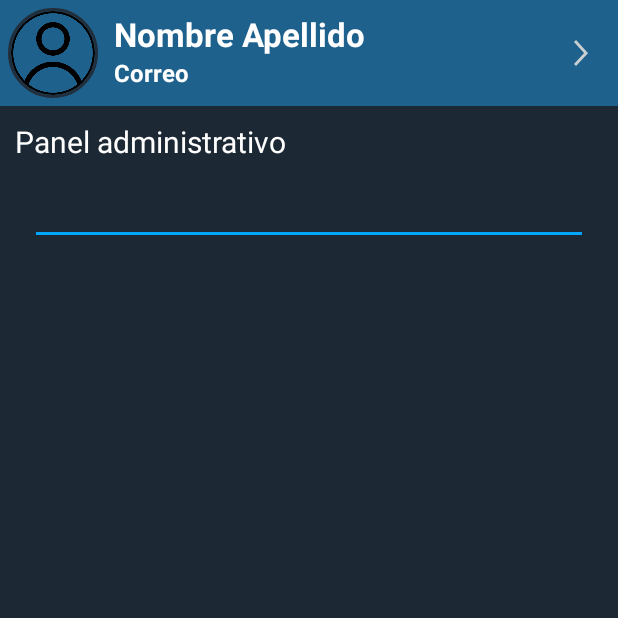
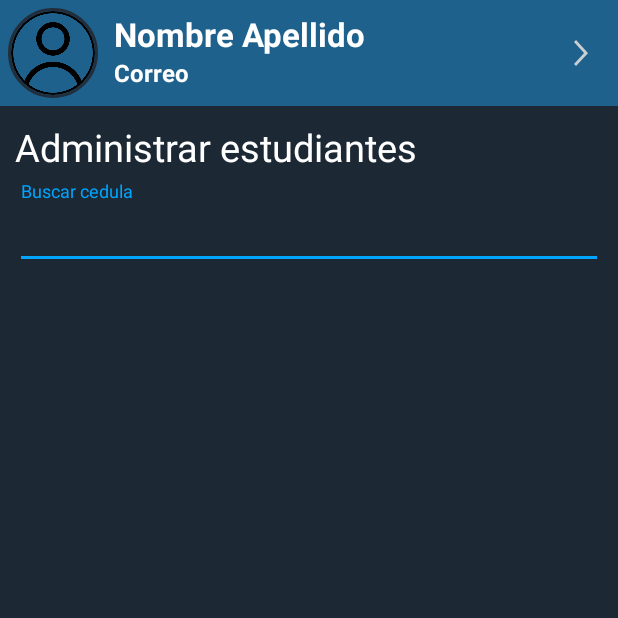
Before and after one commit to ericMaxon/HCP_PF, an Android app: the AdminActivity screen opened directly, with no data from a screen before it, on a phone screen of 412 x 824 dp, the top half of it. Run offline under Robolectric (Android 15) with nearby library versions, the phone set to English and light mode, and no system bars; our stand-ins replace CircleImageView; 3 statements that could not run were skipped.

Commit message:
Avances en adminActivity y añadida condicional para longitud de contraseña en LoginActivity

```diff
--- a/app/src/main/java/com/example/pf_hpa4/LoginActivity.java
+++ b/app/src/main/java/com/example/pf_hpa4/LoginActivity.java
@@ -143,6 +143,7 @@ public class LoginActivity extends AppCompatActivity {
             Toast.makeText(this, "Debe llenar todos los campos", Toast.LENGTH_LONG).show();
         } else {
             if (_pass.equals(_pass2)) {
+                if (_pass.length() > 5 ){
                     RegisterPayload registerPayload = new RegisterPayload(
                             _nombre,
                             _apellido,
@@ -176,6 +177,10 @@ public class LoginActivity extends AppCompatActivity {
                                 }
                             });
                 } else {
+                    Toast.makeText(this, "Las contraseña debe tener 6 o mas caracteres", Toast.LENGTH_LONG).show();
+                }
+
+            } else {
                 Toast.makeText(this, "Las contraseñas no coinciden", Toast.LENGTH_LONG).show();
             }
         }
--- a/app/src/main/res/layout/activity_admin.xml
+++ b/app/src/main/res/layout/activity_admin.xml
@@ -21,25 +21,36 @@
             android:id="@+id/txt_admin_titulo"
             android:layout_width="match_parent"
             android:layout_height="wrap_content"
+            android:layout_marginHorizontal="10dp"
+            android:layout_marginTop="10dp"
+            android:layout_marginBottom="10dp"
+            android:text="Administrar estudiantes"
             android:textColor="@color/whiteTextColor"
-            android:textSize="20dp"
-            android:layout_marginVertical="10dp"
+            android:textSize="25dp"></TextView>
+
+
+        <com.google.android.material.textfield.TextInputLayout
+            android:id="@+id/txt_admin_tag"
+            style="@style/parent"
             android:layout_marginHorizontal="10dp"
-            android:text="Panel administrativo"></TextView>
-
-        <EditText
-            android:id="@+id/edt_admin_filtro"
-            android:layout_width="match_parent"
-            android:layout_height="wrap_content"
-            android:layout_marginHorizontal="20dp"
-            android:layout_below="@+id/txt_admin_titulo"></EditText>
+            android:layout_marginTop="50dp">
+            <EditText
+                android:id="@+id/edt_admin_filtro"
+                style="@style/modifiedEditText"
+                android:inputType="text"
+                android:maxLines="1"
+                android:textSize="20dp"
+                android:hint="Buscar cedula"/>
+        </com.google.android.material.textfield.TextInputLayout>
 
         <ListView
             android:id="@+id/ls_admin_estudiantes"
             android:layout_width="match_parent"
-            android:layout_height="200dp"
-            android:layout_below="@+id/edt_admin_filtro"
-            android:layout_marginHorizontal="20dp"></ListView>
+            android:layout_height="wrap_content"
+            android:layout_below="@+id/txt_admin_tag"
+            android:layout_marginHorizontal="20dp"
+            android:dividerHeight="10dp"
+            android:layout_marginVertical="10dp"></ListView>
 
     </RelativeLayout>
 
--- a/app/src/main/res/layout/activity_pass_list.xml
+++ b/app/src/main/res/layout/activity_pass_list.xml
@@ -71,10 +71,10 @@
             android:id="@+id/ls_pass_estudiantes"
             android:layout_width="match_parent"
             android:layout_height="wrap_content"
+            android:layout_below="@+id/txt_pass_listado"
             android:layout_marginHorizontal="10dp"
-            android:layout_below="@+id/txt_pass_listado"
-            android:dividerHeight="10dp"
-            android:layout_marginVertical="10dp"></ListView>
+            android:layout_marginVertical="10dp"
+            android:dividerHeight="10dp"></ListView>
 
     </RelativeLayout>
 
```
Also changed, not shown: app/src/main/java/com/example/pf_hpa4/Activities/AdminActivity.java (+64 -3 lines). Lines whose indentation alone changed are shown as unchanged.
